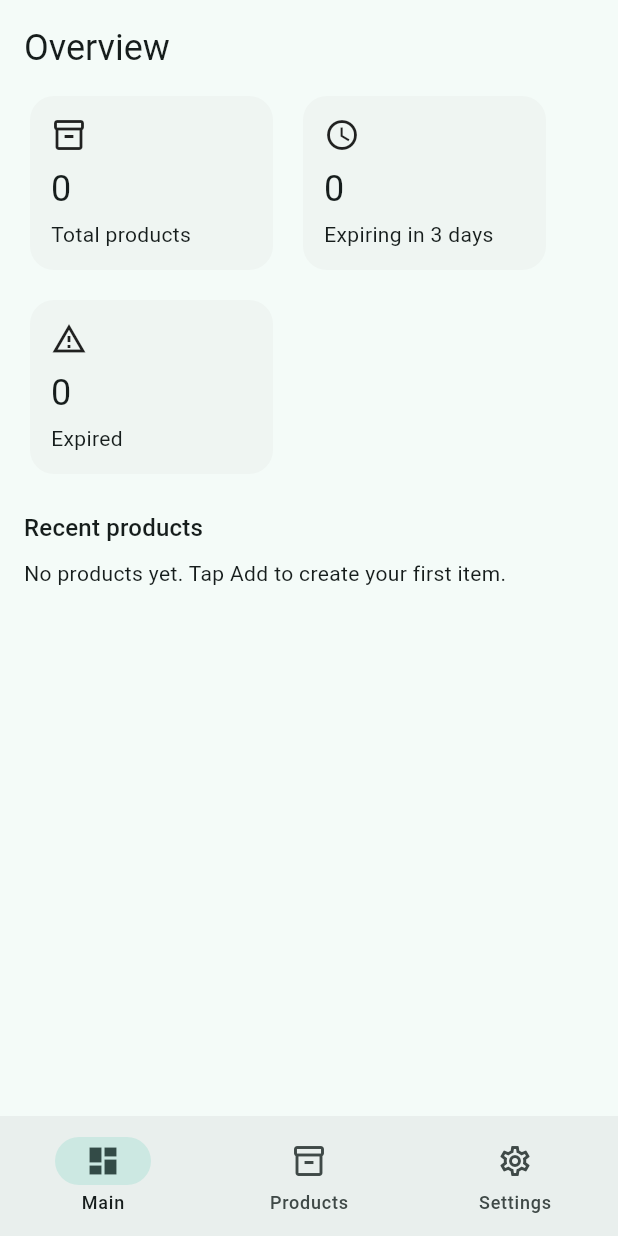
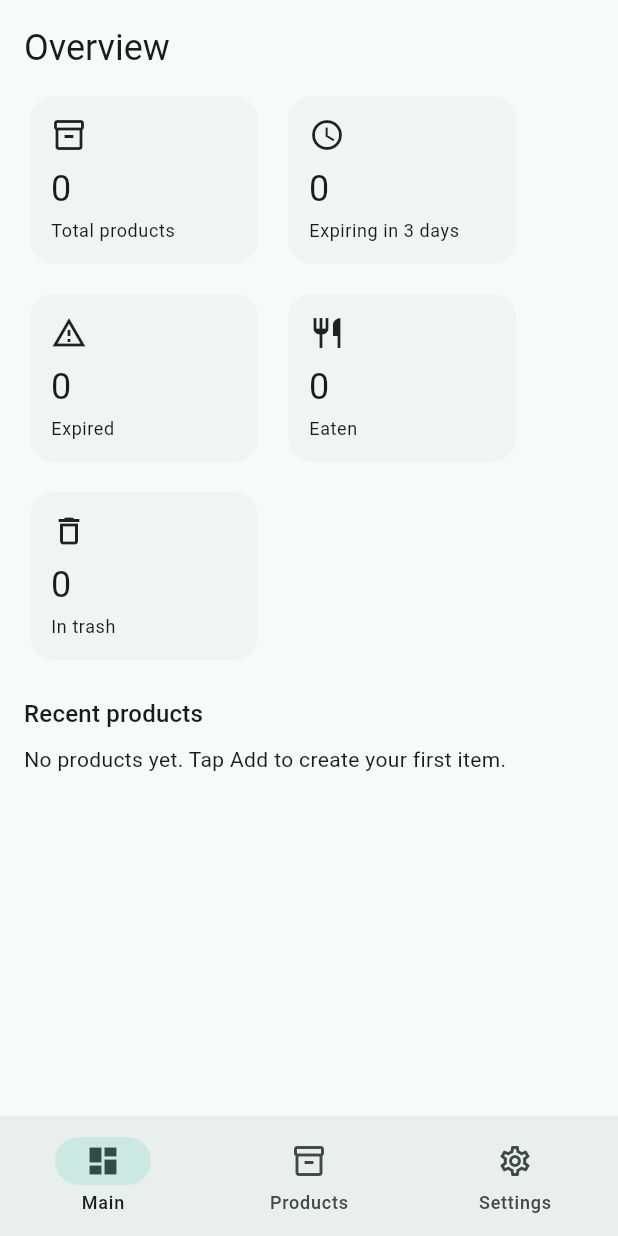
Before and after one commit to FallenShoe01/Fridgie_App, a Flutter app: the screen it shows after launch, on a phone screen of 412 x 824 dp. Run offline on Flutter 3.47's test engine with Material 3 defaults, Android fonts, the phone set to English and light mode, and no system bars; our stand-ins replace dio, drift, easy_localization, file_picker, flutter_local_notifications, flutter_riverpod and 6 more; missing offline and left inert: android_intent_plus, mobile_scanner; accounts and stored records are empty.

Commit message:
0.1.1+1: Update fix

```diff
--- a/assets/l10n/en.json
+++ b/assets/l10n/en.json
@@ -12,6 +12,8 @@
   "main_total_products": "Total products",
   "main_expiring_soon": "Expiring in 3 days",
   "main_expired": "Expired",
+  "main_eaten_count": "Eaten",
+  "main_trash_count": "In trash",
   "main_recent_title": "Recent products",
 
   "product_list_empty": "No products yet. Tap Add to create your first item.",
@@ -82,7 +84,7 @@
   "settings_days_before_label": "Days before expiry",
   "settings_time_label": "Notification time",
   "settings_ota_header": "OTA Updates (optional)",
-  "settings_ota_description": "Enter your GitHub release repository to enable over-the-air APK updates.",
+  "settings_ota_description": "Checks updates from GitHub releases: FallenShoe01/Fridgie_App.",
   "settings_github_owner_label": "GitHub owner / username",
   "settings_github_repo_label": "GitHub repository name",
   "settings_check_updates": "Check for updates",
@@ -123,5 +125,8 @@
   "background_reliability_xiaomi_body": "Go to Settings → Apps → Fridgie → Battery saver → No restrictions.\nAlso enable Autostart in Security → Autostart.",
 
   "confirm_cancel": "Cancel",
-  "confirm_ok": "OK"
+  "confirm_ok": "OK",
+
+  "product_not_found": "Product not found",
+  "product_no_batches": "No batches added yet"
 }
--- a/assets/l10n/uk.json
+++ b/assets/l10n/uk.json
@@ -12,6 +12,8 @@
   "main_total_products": "Усього продуктів",
   "main_expiring_soon": "Закінчуються за 3 дні",
   "main_expired": "Прострочені",
+  "main_eaten_count": "З'їдено",
+  "main_trash_count": "В смітті",
   "main_recent_title": "Останні продукти",
 
   "product_list_empty": "Поки немає продуктів. Натисніть «Додати», щоб створити перший.",
@@ -82,7 +84,7 @@
   "settings_days_before_label": "Днів до терміну",
   "settings_time_label": "Час сповіщення",
   "settings_ota_header": "Оновлення OTA (необов'язково)",
-  "settings_ota_description": "Вкажіть свій репозиторій GitHub Releases для OTA-оновлень APK.",
+  "settings_ota_description": "Перевірка оновлень із GitHub Releases: FallenShoe01/Fridgie_App.",
   "settings_github_owner_label": "Власник GitHub / користувач",
   "settings_github_repo_label": "Назва репозиторію GitHub",
   "settings_check_updates": "Перевірити оновлення",
@@ -123,5 +125,8 @@
   "background_reliability_xiaomi_body": "Перейдіть у Налаштування -> Програми -> Fridgie -> Батарея -> Без обмежень.\nТакож увімкніть автозапуск у Security -> Autostart.",
 
   "confirm_cancel": "Скасувати",
-  "confirm_ok": "OK"
+  "confirm_ok": "OK",
+
+  "product_not_found": "Продукт не знайдено",
+  "product_no_batches": "Партій ще немає"
 }
--- a/lib/app/providers.dart
+++ b/lib/app/providers.dart
@@ -76,3 +76,7 @@ final settingsControllerProvider =
     StateNotifierProvider<SettingsController, AsyncValue<SettingsState>>(
   (Ref ref) => SettingsController(ref.read(dbProvider)),
 );
+
+/// Shared one-shot status filter: set by Main dashboard before navigating to
+/// Products tab so the list pre-selects that filter.
+final productStatusFilterProvider = StateProvider<String?>((Ref ref) => null);
--- a/lib/app/router.dart
+++ b/lib/app/router.dart
@@ -2,6 +2,7 @@ import 'package:fridgie_app/app/presentation/main_shell_page.dart';
 import 'package:fridgie_app/features/backup/presentation/backup_page.dart';
 import 'package:fridgie_app/features/home/presentation/main_dashboard_page.dart';
 import 'package:fridgie_app/features/products/presentation/add_product_page.dart';
+import 'package:fridgie_app/features/products/presentation/edit_product_page.dart';
 import 'package:fridgie_app/features/products/presentation/product_list_page.dart';
 import 'package:fridgie_app/features/settings/presentation/background_reliability_page.dart';
 import 'package:fridgie_app/features/settings/presentation/settings_page.dart';
@@ -36,6 +37,14 @@ final GoRouter appRouter = GoRouter(
       builder: (context, state) => const AddProductPage(),
     ),
     GoRoute(
+      path: '/edit-product',
+      builder: (context, state) {
+        final int id =
+            int.tryParse(state.uri.queryParameters['id'] ?? '') ?? 0;
+        return EditProductPage(productId: id);
+      },
+    ),
+    GoRoute(
       path: '/background-reliability',
       builder: (context, state) => const BackgroundReliabilityPage(),
     ),
--- a/lib/features/home/presentation/main_dashboard_page.dart
+++ b/lib/features/home/presentation/main_dashboard_page.dart
@@ -3,6 +3,7 @@ import 'package:flutter/material.dart';
 import 'package:flutter_riverpod/flutter_riverpod.dart';
 import 'package:fridgie_app/app/providers.dart';
 import 'package:fridgie_app/features/products/data/product_repository.dart';
+import 'package:go_router/go_router.dart';
 
 class MainDashboardPage extends ConsumerWidget {
   const MainDashboardPage({super.key});
@@ -11,27 +12,46 @@ class MainDashboardPage extends ConsumerWidget {
   Widget build(BuildContext context, WidgetRef ref) {
     final ProductRepository repo = ref.read(productRepositoryProvider);
 
-    return FutureBuilder<List<ProductListItem>>(
-      future: repo.getProductList(sort: ProductSort.expiryAsc),
-      builder: (BuildContext context, AsyncSnapshot<List<ProductListItem>> snapshot) {
+    return FutureBuilder<List<Object>>(
+      future: Future.wait(<Future<Object>>[
+        repo.getProductList(sort: ProductSort.expiryAsc, status: 'active'),
+        repo.getStatusCounts(),
+      ]),
+      builder: (BuildContext context, AsyncSnapshot<List<Object>> snapshot) {
         if (snapshot.connectionState != ConnectionState.done) {
           return const Center(child: CircularProgressIndicator());
         }
 
-        final List<ProductListItem> rows = snapshot.data ?? <ProductListItem>[];
+        final List<Object> results = snapshot.data ?? <Object>[];
+        final List<ProductListItem> activeRows = results.isNotEmpty
+            ? results[0] as List<ProductListItem>
+            : <ProductListItem>[];
+        final Map<String, int> counts = results.length > 1
+            ? results[1] as Map<String, int>
+            : <String, int>{};
+
         final DateTime today = DateTime.now();
         final DateTime dayStart = DateTime(today.year, today.month, today.day);
 
-        final int expiringSoon = rows.where((ProductListItem item) {
+        final int expiringSoon = activeRows.where((ProductListItem item) {
           if (item.nearestExpiry == null) return false;
-          final int days = item.nearestExpiry!.difference(dayStart).inDays;
+          final int days =
+              item.nearestExpiry!.difference(dayStart).inDays;
           return days >= 0 && days <= 3;
         }).length;
 
-        final int expired = rows.where((ProductListItem item) {
+        final int expired = activeRows.where((ProductListItem item) {
           if (item.nearestExpiry == null) return false;
           return item.nearestExpiry!.isBefore(dayStart);
         }).length;
+
+        final int eatenCount = counts['eaten'] ?? 0;
+        final int trashCount = counts['trash'] ?? 0;
+
+        void navigateToProducts(String statusFilter) {
+          ref.read(productStatusFilterProvider.notifier).state = statusFilter;
+          context.go('/products');
+        }
 
         return ListView(
           padding: const EdgeInsets.all(16),
@@ -47,18 +67,41 @@ class MainDashboardPage extends ConsumerWidget {
               children: <Widget>[
                 _StatCard(
                   label: 'main_total_products'.tr(),
-                  value: '${rows.length}',
+                  value: '${counts['active'] ?? activeRows.length}',
                   icon: Icons.inventory_2_outlined,
+                  onTap: () => navigateToProducts('active'),
                 ),
                 _StatCard(
                   label: 'main_expiring_soon'.tr(),
                   value: '$expiringSoon',
                   icon: Icons.schedule,
+                  color: expiringSoon > 0
+                      ? Theme.of(context).colorScheme.errorContainer
+                      : null,
                 ),
                 _StatCard(
                   label: 'main_expired'.tr(),
                   value: '$expired',
                   icon: Icons.warning_amber_outlined,
+                  color: expired > 0
+                      ? Theme.of(context).colorScheme.errorContainer
+                      : null,
+                ),
+                _StatCard(
+                  label: 'main_eaten_count'.tr(),
+                  value: '$eatenCount',
+                  icon: Icons.restaurant_outlined,
+                  onTap: eatenCount > 0
+                      ? () => navigateToProducts('eaten')
+                      : null,
+                ),
+                _StatCard(
+                  label: 'main_trash_count'.tr(),
+                  value: '$trashCount',
+                  icon: Icons.delete_outline,
+                  onTap: trashCount > 0
+                      ? () => navigateToProducts('trash')
+                      : null,
                 ),
               ],
             ),
@@ -68,10 +111,10 @@ class MainDashboardPage extends ConsumerWidget {
               style: Theme.of(context).textTheme.titleMedium,
             ),
             const SizedBox(height: 8),
-            if (rows.isEmpty)
+            if (activeRows.isEmpty)
               Text('product_list_empty'.tr())
             else
-              ...rows.take(6).map((ProductListItem item) {
+              ...activeRows.take(6).map((ProductListItem item) {
                 final DateTime? expiry = item.nearestExpiry;
                 final String subtitle = expiry == null
                     ? 'product_list_days_no_date'.tr()
@@ -96,17 +139,25 @@ class _StatCard extends StatelessWidget {
     required this.label,
     required this.value,
     required this.icon,
+    this.color,
+    this.onTap,
   });
 
   final String label;
   final String value;
   final IconData icon;
+  final Color? color;
+  final VoidCallback? onTap;
 
   @override
   Widget build(BuildContext context) {
     return SizedBox(
-      width: 170,
+      width: 160,
       child: Card(
+        color: color,
+        clipBehavior: Clip.antiAlias,
+        child: InkWell(
+          onTap: onTap,
           child: Padding(
             padding: const EdgeInsets.all(14),
             child: Column(
@@ -119,8 +170,12 @@ class _StatCard extends StatelessWidget {
                   style: Theme.of(context).textTheme.headlineSmall,
                 ),
                 const SizedBox(height: 4),
-              Text(label),
+                Text(
+                  label,
+                  style: Theme.of(context).textTheme.bodySmall,
+                ),
               ],
+            ),
           ),
         ),
       ),
--- a/pubspec.yaml
+++ b/pubspec.yaml
@@ -1,7 +1,7 @@
 name: fridgie_app
 description: "A new Flutter project."
 publish_to: 'none'
-version: 0.1.1
+version: 0.1.1+1
 
 environment:
   sdk: ^3.11.0
```
Also changed, not shown: lib/core/db/app_database.dart (+14 -1 lines), lib/features/categories/data/category_preset_store.dart (+29 -42 lines), lib/features/products/data/product_repository.dart (+11 -0 lines), lib/features/products/presentation/edit_product_page.dart (added, +314 -0 lines), lib/features/products/presentation/product_list_page.dart (+18 -59 lines), lib/features/settings/presentation/settings_page.dart (+1 -39 lines), lib/features/update/data/github_update_service.dart (+4 -5 lines), lib/core/db/app_database.g.dart, 1 other file. Lines whose indentation alone changed are shown as unchanged.
